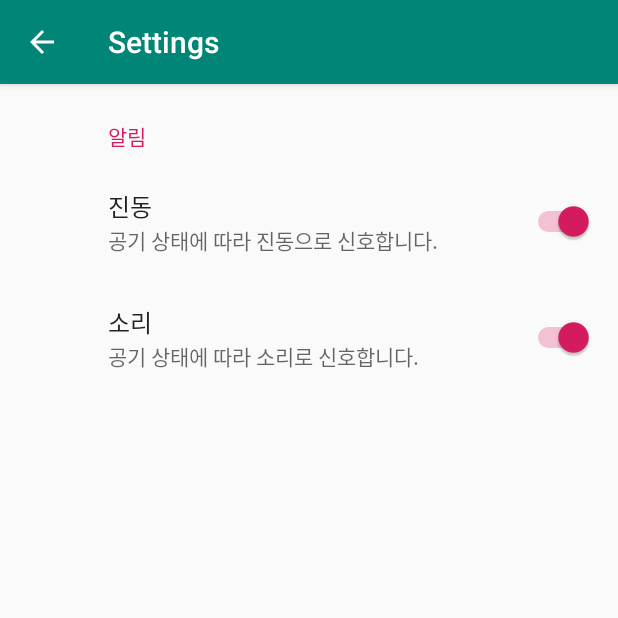
After one commit to gitahn59/JosimAir, an Android app: the SettingsActivity screen opened directly, with no data from a screen before it, on a phone screen of 412 x 824 dp, the top half of it. The commit adds this screen. Run offline under Robolectric (Android 15) with nearby library versions, the phone set to English and light mode, and no system bars; our stand-ins replace androidx.preference.

Commit message:
설정 메뉴 추가, MainBtmActivity -> MainActivity 이름 변경
설정 메뉴
진동, 소리에 대한 on/of 설정 기능 추가

```diff
--- a/app/src/main/java/com/cbnu/josimair/Model/ResourceChecker.java
+++ b/app/src/main/java/com/cbnu/josimair/Model/ResourceChecker.java
@@ -1,14 +1,10 @@
 package com.cbnu.josimair.Model;
 
-import android.Manifest;
 import android.app.Activity;
 import android.content.Context;
-import android.content.pm.PackageManager;
 import android.net.ConnectivityManager;
 import android.net.Network;
 import android.net.NetworkRequest;
-
-import com.cbnu.josimair.ui.MainBtmActivity;
 
 public class ResourceChecker {
     private Context context;
--- a/app/src/main/java/com/cbnu/josimair/Model/RestAPIService.java
+++ b/app/src/main/java/com/cbnu/josimair/Model/RestAPIService.java
@@ -7,14 +7,12 @@ import android.net.Uri;
 import android.os.AsyncTask;
 import android.util.Pair;
 
-import com.cbnu.josimair.ui.MainBtmActivity;
+import com.cbnu.josimair.ui.MainActivity;
 
 import java.io.BufferedReader;
 import java.io.InputStreamReader;
 import java.net.HttpURLConnection;
 import java.net.URL;
-import java.util.Timer;
-import java.util.TimerTask;
 
 import javax.net.ssl.HttpsURLConnection;
 
@@ -69,7 +67,7 @@ public class RestAPIService {
                 if(tmLocation!=null) {
                     if (getNearByStationInfo(tmLocation)){
                         getOutdoorAir();
-                        mReceivedListener.onReceivedEvent(MainBtmActivity.outdoorAir);
+                        mReceivedListener.onReceivedEvent(MainActivity.outdoorAir);
                     }
                 }else{
                     mErrorOccurredListener.onErrorOccurredEvent();
--- /dev/null
+++ b/app/src/main/java/com/cbnu/josimair/ui/SettingsActivity.java
@@ -0,0 +1,33 @@
+package com.cbnu.josimair.ui;
+
+import android.os.Bundle;
+
+import androidx.appcompat.app.ActionBar;
+import androidx.appcompat.app.AppCompatActivity;
+import androidx.preference.PreferenceFragmentCompat;
+
+import com.cbnu.josimair.R;
+
+public class SettingsActivity extends AppCompatActivity {
+
+    @Override
+    protected void onCreate(Bundle savedInstanceState) {
+        super.onCreate(savedInstanceState);
+        setContentView(R.layout.settings_activity);
+        getSupportFragmentManager()
+                .beginTransaction()
+                .replace(R.id.settings, new SettingsFragment())
+                .commit();
+        ActionBar actionBar = getSupportActionBar();
+        if (actionBar != null) {
+            actionBar.setDisplayHomeAsUpEnabled(true);
+        }
+    }
+
+    public static class SettingsFragment extends PreferenceFragmentCompat {
+        @Override
+        public void onCreatePreferences(Bundle savedInstanceState, String rootKey) {
+            setPreferencesFromResource(R.xml.root_preferences, rootKey);
+        }
+    }
+}
--- a/app/src/main/java/com/cbnu/josimair/ui/airInfo/AirInfomationFragment.java
+++ b/app/src/main/java/com/cbnu/josimair/ui/airInfo/AirInfomationFragment.java
@@ -12,7 +12,7 @@ import androidx.fragment.app.Fragment;
 import androidx.lifecycle.ViewModelProviders;
 
 import com.cbnu.josimair.Model.Communication;
-import com.cbnu.josimair.ui.MainBtmActivity;
+import com.cbnu.josimair.ui.MainActivity;
 import com.cbnu.josimair.R;
 
 public class AirInfomationFragment extends Fragment {
@@ -28,7 +28,7 @@ public class AirInfomationFragment extends Fragment {
                 ViewModelProviders.of(this).get(AirInformationViewModel.class);
         View root = inflater.inflate(R.layout.fragment_airinformation, container, false);
 
-        communication = MainBtmActivity.communication;
+        communication = MainActivity.communication;
         airInfoTextView = (TextView) root.findViewById(R.id.airInfoTextView);
         airQualityTextView = (TextView) root.findViewById(R.id.airQualityTextView);
 
--- a/app/src/main/java/com/cbnu/josimair/ui/home/HomeViewModel.java
+++ b/app/src/main/java/com/cbnu/josimair/ui/home/HomeViewModel.java
@@ -9,7 +9,7 @@ import androidx.lifecycle.ViewModel;
 import com.cbnu.josimair.Model.IndoorAir;
 import com.cbnu.josimair.Model.OutdoorAir;
 import com.cbnu.josimair.R;
-import com.cbnu.josimair.ui.MainBtmActivity;
+import com.cbnu.josimair.ui.MainActivity;
 
 public class HomeViewModel extends ViewModel {
 
@@ -42,9 +42,9 @@ public class HomeViewModel extends ViewModel {
     public void updateOutdoorAirInfo(TextView quality, OutdoorAir air){
         if(air.getStation()==null) {
             quality.setText(R.string.network_receiving);
-            if(!MainBtmActivity.resourceChecker.isNetworkEnable()){
+            if(!MainActivity.resourceChecker.isNetworkEnable()){
                 quality.setText(R.string.network_error);
-            }else if(!MainBtmActivity.locationFinder.isEnabled()){
+            }else if(!MainActivity.locationFinder.isEnabled()){
                 quality.setText(R.string.gps_error);
             }
         }
--- /dev/null
+++ b/app/src/main/res/layout/settings_activity.xml
@@ -0,0 +1,9 @@
+<LinearLayout xmlns:android="http://schemas.android.com/apk/res/android"
+    android:layout_width="match_parent"
+    android:layout_height="match_parent">
+
+    <FrameLayout
+        android:id="@+id/settings"
+        android:layout_width="match_parent"
+        android:layout_height="match_parent" />
+</LinearLayout>
--- /dev/null
+++ b/app/src/main/res/xml/root_preferences.xml
@@ -0,0 +1,16 @@
+<?xml version="1.0" encoding="utf-8"?>
+<PreferenceScreen xmlns:android="http://schemas.android.com/apk/res/android">
+    <PreferenceCategory android:title="알림">
+        <SwitchPreference
+            android:defaultValue="true"
+            android:key="@string/setting_vibrate"
+            android:summary="공기 상태에 따라 진동으로 신호합니다."
+            android:title="@string/setting_vibrate"/>
+
+        <SwitchPreference
+            android:defaultValue="true"
+            android:key="@string/setting_sound"
+            android:summary="공기 상태에 따라 소리로 신호합니다."
+            android:title="@string/setting_sound"/>
+    </PreferenceCategory>
+</PreferenceScreen>
```
Also changed, not shown: app/build.gradle (+7 -1 lines), app/src/main/AndroidManifest.xml (+6 -2 lines), app/src/main/java/com/cbnu/josimair/Model/Communication.java (+7 -1 lines), app/src/main/java/com/cbnu/josimair/Model/JsonParser.java (+2 -5 lines), app/src/main/java/com/cbnu/josimair/Model/LocationFinder.java (+0 -10 lines), app/src/main/java/com/cbnu/josimair/ui/MainActivity.java (renamed from app/src/main/java/com/cbnu/josimair/ui/MainBtmActivity.java, +29 -2 lines), app/src/main/java/com/cbnu/josimair/ui/home/HomeFragment.java (+5 -10 lines), app/src/main/java/com/cbnu/josimair/ui/statistics/StatisticsFragment.java (+3 -4 lines), app/src/main/res/menu/menu.xml (added, +19 -0 lines), app/src/main/res/values/arrays.xml (added, +12 -0 lines), app/src/main/res/values/strings.xml (+27 -6 lines).
